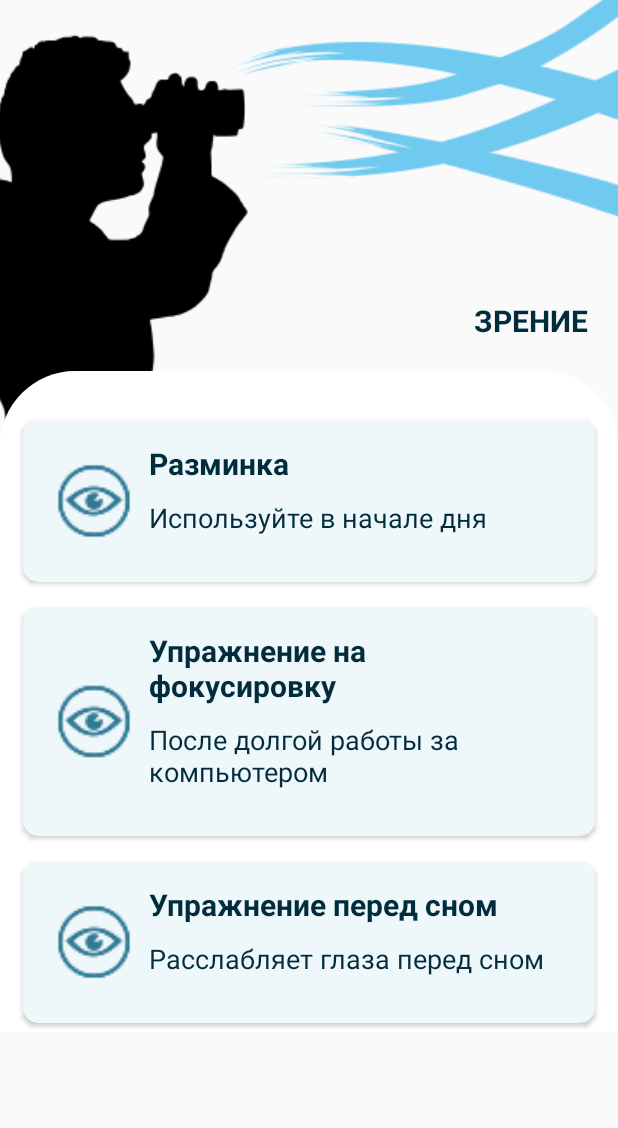
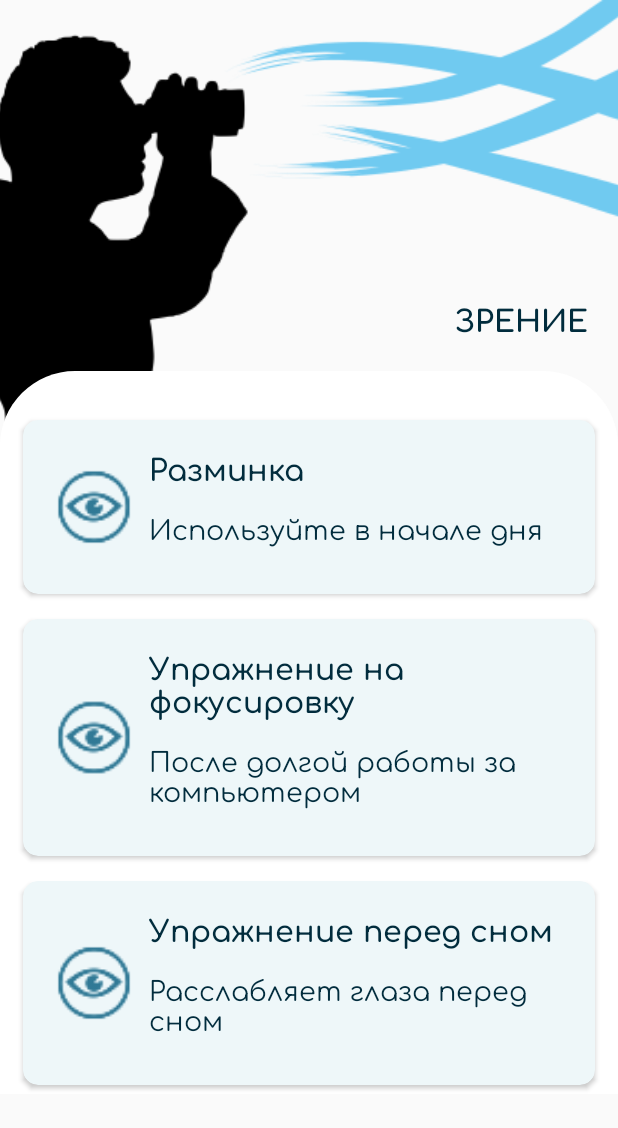
Before and after one commit to PomperStomper/LiveAndHealth, an Android app: the screen it shows after launch (WorkoutActivity), after a tap on "ЗРЕНИЕ", on a phone screen of 412 x 824 dp. Shown: the top 1128 px of the screen. Run offline under Robolectric (Android 15) with nearby library versions, the light colour scheme and no system bars.

Commit message:
Добавил "фирменный шрифт"

```diff
--- a/app/src/main/java/ru/pankratov/trofimov/liveandhealth/MainActivity.kt
+++ b/app/src/main/java/ru/pankratov/trofimov/liveandhealth/MainActivity.kt
@@ -1,10 +1,12 @@
 package ru.pankratov.trofimov.liveandhealth
 
 import android.content.Intent
+import android.graphics.Typeface
 import androidx.appcompat.app.AppCompatActivity
 import android.os.Bundle
 import android.util.Log
 import android.view.View
+import android.widget.TextView
 import androidx.fragment.app.Fragment
 import ru.pankratov.trofimov.liveandhealth.fragments.HomeFragment
 import ru.pankratov.trofimov.liveandhealth.fragments.SettingsFragment
--- a/app/src/main/java/ru/pankratov/trofimov/liveandhealth/WorkoutActivity.kt
+++ b/app/src/main/java/ru/pankratov/trofimov/liveandhealth/WorkoutActivity.kt
@@ -1,6 +1,7 @@
 package ru.pankratov.trofimov.liveandhealth
 
 import android.content.Intent
+import android.graphics.Typeface
 import android.os.Bundle
 import android.widget.AdapterView
 import android.widget.ImageView
@@ -51,6 +52,9 @@ class WorkoutActivity : AppCompatActivity() {
 
         // вставляем картинку и заголовок согласно интенту
         mImageWourkout.setImageResource(DRAWABLE_LIST_IMAGE_MAIN[indexActivity])
+        // + фирменный шрифт
+        val fontAppZagolovok = Typeface.createFromAsset(assets, "Comfortaa-Bold.ttf")
+        mTextZagolovok.typeface = fontAppZagolovok
         mTextZagolovok.text = mMainListArray!![indexActivity]
 
         // добавляем в список картинки и названия
@@ -60,7 +64,7 @@ class WorkoutActivity : AppCompatActivity() {
         val n = 0 // прокручиваем до начала
         mListWourkout.smoothScrollToPosition(n)
         // адаптер
-        val mAdapter = ListWorkoutAdapter(workoutlist, this)
+        val mAdapter = ListWorkoutAdapter(workoutlist, this, assets)
         mListWourkout.adapter = mAdapter
         // нажатие на список
         mListWourkout.onItemClickListener = AdapterView.OnItemClickListener { _, _, i, _ ->
--- a/app/src/main/java/ru/pankratov/trofimov/liveandhealth/adapters/ListMainAdapter.kt
+++ b/app/src/main/java/ru/pankratov/trofimov/liveandhealth/adapters/ListMainAdapter.kt
@@ -1,18 +1,23 @@
 package ru.pankratov.trofimov.liveandhealth.adapters
 
 import android.content.Context
+import android.content.res.AssetManager
+import android.graphics.Typeface
 import android.view.LayoutInflater
 import android.view.View
 import android.view.ViewGroup
 import android.widget.ArrayAdapter
 import android.widget.ImageView
 import android.widget.TextView
+import ru.pankratov.trofimov.liveandhealth.MainActivity
 import ru.pankratov.trofimov.liveandhealth.R
 import ru.pankratov.trofimov.liveandhealth.fragments.HomeFragment
 import ru.pankratov.trofimov.liveandhealth.models.ListMain
 
-class ListMainAdapter(items: ArrayList<ListMain>, ctx: Context) :
+class ListMainAdapter(items: ArrayList<ListMain>, ctx: Context, assetManager: AssetManager) :
     ArrayAdapter<ListMain>(ctx, R.layout.list_main_layout, items) {
+
+    val ass = assetManager
 
     //view holder is used to prevent findViewById calls
     private class AttractionItemViewHolder {
@@ -26,14 +31,21 @@ class ListMainAdapter(items: ArrayList<ListMain>, ctx: Context) :
         var view = vieww
         val viewHolder: AttractionItemViewHolder
 
+
         if (view == null) {
             val inflater = LayoutInflater.from(context)
             view = inflater.inflate(R.layout.list_main_layout, viewGroup, false)
+
+            val fontAppTitle = Typeface.createFromAsset(ass, "Comfortaa-Bold.ttf")
+            val fontAppDesc = Typeface.createFromAsset(ass, "Comfortaa-Regular.ttf")
 
             viewHolder = AttractionItemViewHolder()
             viewHolder.image = view!!.findViewById<View>(R.id.imageView_listmain) as ImageView
             viewHolder.title = view.findViewById<View>(R.id.textView_listmain) as TextView
             viewHolder.discription = view.findViewById<View>(R.id.textView_description_workout) as TextView
+
+            viewHolder.title!!.typeface = fontAppTitle
+            viewHolder.discription!!.typeface = fontAppDesc
         } else {
             viewHolder = view.tag as AttractionItemViewHolder
         }
--- a/app/src/main/java/ru/pankratov/trofimov/liveandhealth/adapters/ListWorkoutAdapter.kt
+++ b/app/src/main/java/ru/pankratov/trofimov/liveandhealth/adapters/ListWorkoutAdapter.kt
@@ -1,6 +1,8 @@
 package ru.pankratov.trofimov.liveandhealth.adapters
 
 import android.content.Context
+import android.content.res.AssetManager
+import android.graphics.Typeface
 import android.view.LayoutInflater
 import android.view.View
 import android.view.ViewGroup
@@ -10,8 +12,10 @@ import android.widget.TextView
 import ru.pankratov.trofimov.liveandhealth.R
 import ru.pankratov.trofimov.liveandhealth.models.ListMeditation
 
-class ListWorkoutAdapter(items: ArrayList<ListMeditation>, ctx: Context) :
+class ListWorkoutAdapter(items: ArrayList<ListMeditation>, ctx: Context, assetManager: AssetManager) :
     ArrayAdapter<ListMeditation>(ctx, R.layout.list_workout_layout, items) {
+
+    val ass = assetManager
 
     //view holder is used to prevent findViewById calls
     private class AttractionItemViewHolder {
@@ -29,10 +33,16 @@ class ListWorkoutAdapter(items: ArrayList<ListMeditation>, ctx: Context) :
             val inflater = LayoutInflater.from(context)
             view = inflater.inflate(R.layout.list_workout_layout, viewGroup, false)
 
+            val fontAppTitle = Typeface.createFromAsset(ass, "Comfortaa-SemiBold.ttf")
+            val fontAppDesc = Typeface.createFromAsset(ass, "Comfortaa-Regular.ttf")
+
             viewHolder = AttractionItemViewHolder()
             viewHolder.image = view!!.findViewById<View>(R.id.imageView_list_workout) as ImageView
             viewHolder.title = view.findViewById<View>(R.id.textView_list_workout) as TextView
             viewHolder.discription = view.findViewById<View>(R.id.textView_description_workout) as TextView
+
+            viewHolder.title!!.typeface = fontAppTitle
+            viewHolder.discription!!.typeface = fontAppDesc
         } else {
             viewHolder = view.tag as AttractionItemViewHolder
         }
--- a/app/src/main/java/ru/pankratov/trofimov/liveandhealth/fragments/HomeFragment.kt
+++ b/app/src/main/java/ru/pankratov/trofimov/liveandhealth/fragments/HomeFragment.kt
@@ -1,5 +1,6 @@
 package ru.pankratov.trofimov.liveandhealth.fragments
 
+import android.content.res.AssetManager
 import android.os.Bundle
 import android.view.LayoutInflater
 import android.view.View
@@ -46,7 +47,8 @@ class HomeFragment : Fragment() {
         mlistMain.smoothScrollToPosition(n)
         // адаптер
         val cont = requireActivity().baseContext
-        val mAdapter = ListMainAdapter(workoutFragmentlist, cont)
+        val asset = requireActivity().assets
+        val mAdapter = ListMainAdapter(workoutFragmentlist, cont, asset)
         mlistMain.adapter = mAdapter
 
         // нажатие на список
```
Also changed, not shown: app/src/main/assets/Comfortaa-Bold.ttf (added), app/src/main/assets/Comfortaa-Light.ttf (added), app/src/main/assets/Comfortaa-Medium.ttf (added), app/src/main/assets/Comfortaa-Regular.ttf (added), app/src/main/assets/Comfortaa-SemiBold.ttf (added).
